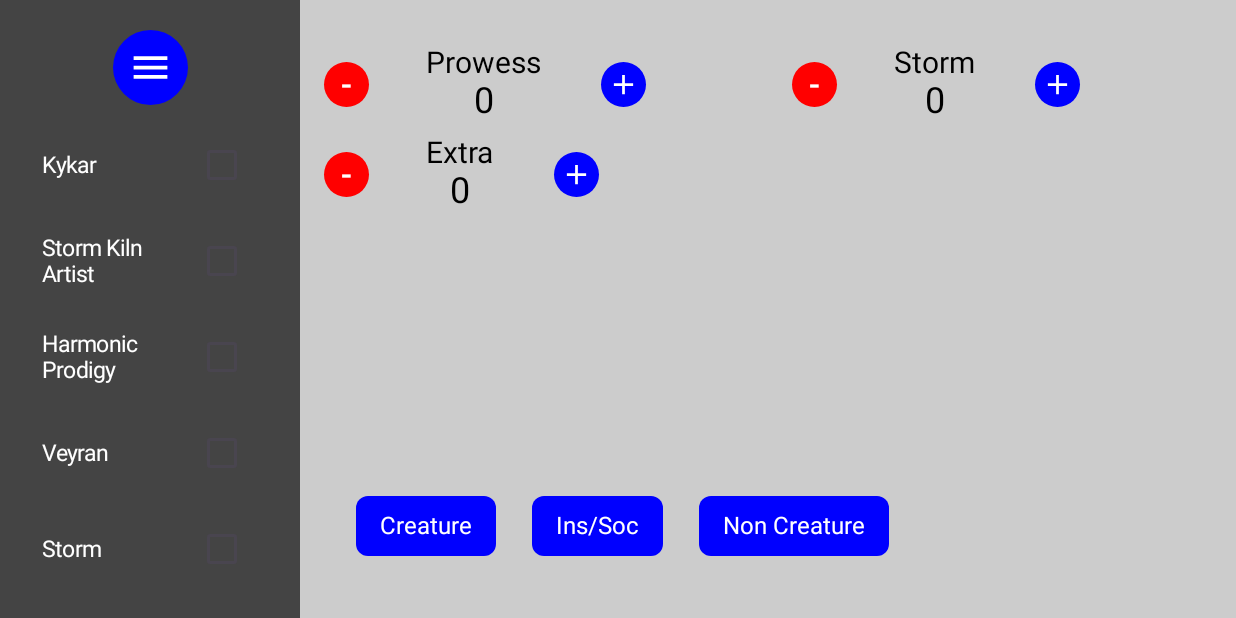
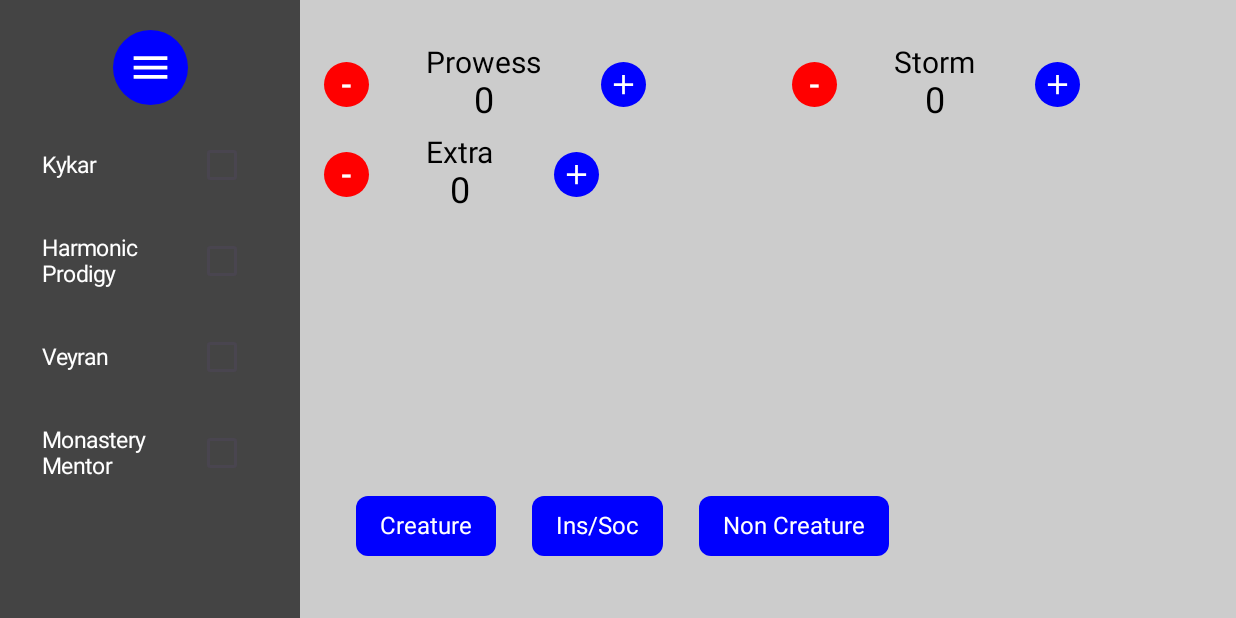
Before and after one commit to PriteshPatel3/SaltSlinger, an Android app built with Jetpack Compose: the screen it shows after launch (MainActivity), after a tap on "Toggle Panel", on a phone screen of 824 x 412 dp (held sideways). Run offline under Robolectric (Android 15) with nearby library versions, the phone set to English and light mode, and no system bars.

Commit message:
added synergy rules to each item to make calculating more modular

```diff
--- a/app/src/main/java/com/example/myapplication/MainActivity.kt
+++ b/app/src/main/java/com/example/myapplication/MainActivity.kt
@@ -65,7 +65,14 @@ import androidx.compose.ui.unit.Dp
 import androidx.compose.ui.unit.dp
 import androidx.compose.ui.unit.sp
 
-data class Item(val id: Int, val name: String, val code: String,val trackerType: String)
+data class Item(
+    val id: Int,
+    val name: String,
+    val code: String,
+    val resourceType: String, // e.g., "spirit", "monk", "treasure"
+    val baseIncrement: Int = 1, // Default increment
+    val synergyRules: (Map<String, Boolean>) -> Int = { 0 } // Additional increment based on other items
+)
 
 class MainActivity : ComponentActivity() {
     override fun onCreate(savedInstanceState: Bundle?) {
@@ -99,12 +106,17 @@ fun GameResourceTracker() {
 
     // This inits random items with item class structure
     val items = listOf(
-        Item(1, "Kykar", "kykar", "spiritToken"),
-        Item(2, "Storm Kiln Artist", "skArtist","treasureToken"),
-        Item(3, "Harmonic Prodigy", "hProdigy","wizTriggerAdditional"),
-        Item(4, "Veyran", "veyran","spellTriggerAdditional"),
-        Item(5, "Storm", "storm","spellTracker"),
-        Item(6, "Monastary Mentor", "mMentor","monkToken"),
+        Item(1, "Kykar", "kykar", "spirit", 1, { states ->
+            var extra = 0
+            if (states["hProdigy"] == true) extra += 1 // Harmonic doubles it
+            if (states["veyran"] == true) extra += 1  // Veyran adds another
+            extra
+        }),
+        Item(2, "Harmonic Prodigy", "hProdigy", "none", 0), // No direct resource, just synergy
+        Item(3, "Veyran", "veyran", "none", 0), // No direct resource, just synergy
+        Item(4, "Monastery Mentor", "mMentor", "monk", 1, { states ->
+            if (states["hProdigy"] == true) 1 else 0 // Harmonic doubles, Veyran has no effect
+        })
     )
 
     // States of SidePanelItem are tracked here
@@ -195,8 +207,9 @@ fun GameResourceTracker() {
             CounterColumn("Prowess", prowess, { prowess++ }, { prowess-- }, Modifier.weight(1f))
             CounterColumn("Storm", storm, { storm++ }, { storm-- }, Modifier.weight(1f))
 
-            if (checkedStates["kykar"] == true){
-                CounterColumn("Spirit", spirit, { spirit++ }, { spirit-- }, Modifier.weight(1f))
+            if (checkedStates["kykar"] == true) {
+                val spiritIncrement = calculateIncrement("spirit", checkedStates, items)
+                CounterColumn("Spirit", spirit, { spirit += spiritIncrement }, { spirit-- }, Modifier.weight(1f))
             }
             if (checkedStates["skArtist"] == true){
                 CounterColumn("Treasure", treasure, { treasure++ }, { treasure-- }, Modifier.weight(1f))
@@ -221,6 +234,16 @@ fun GameResourceTracker() {
         }
     }
 }
+fun calculateIncrement(resourceType: String, checkedStates: Map<String, Boolean>, items: List<Item>): Int {
+    var totalIncrement = 0
+    items.filter { checkedStates[it.code] == true }.forEach { item ->
+        if (item.resourceType == resourceType) {
+            totalIncrement += item.baseIncrement + item.synergyRules(checkedStates)
+        }
+    }
+    return totalIncrement
+}
+
 @Composable
 fun SidePanelItem(
     item: Item,
```
